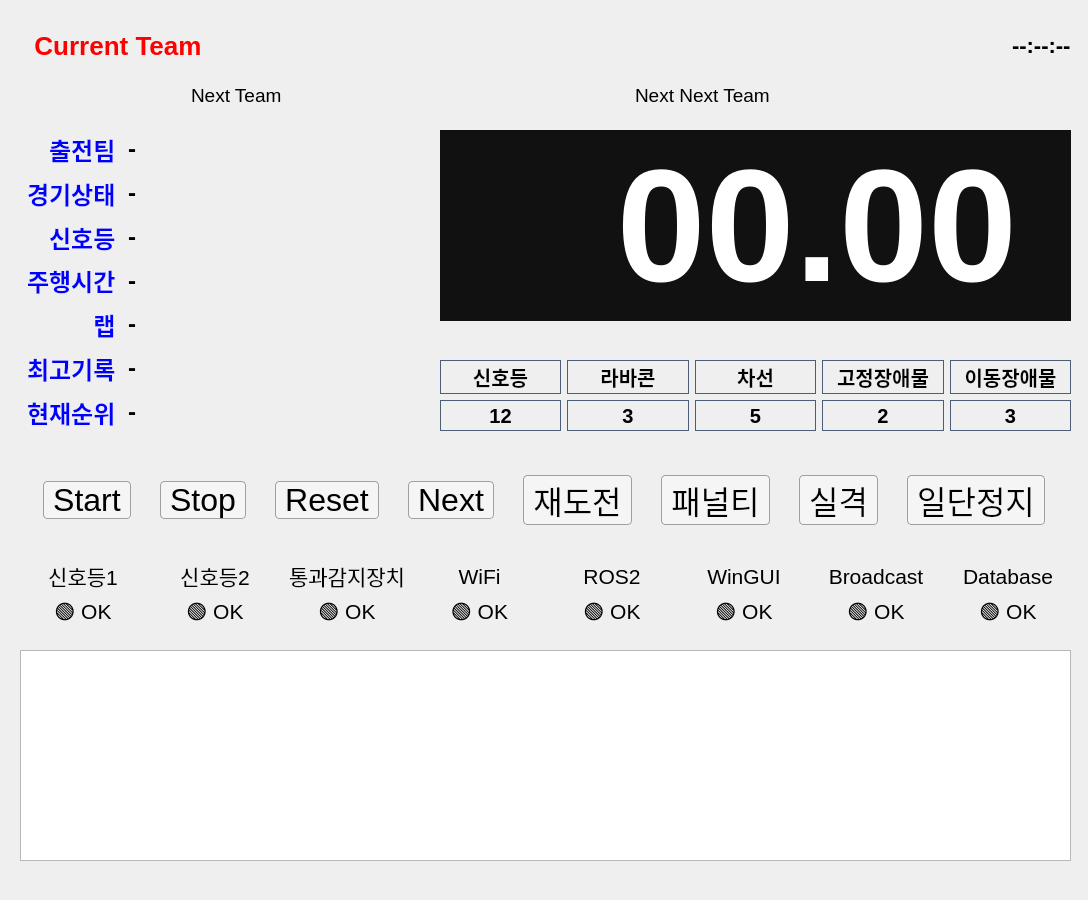
Above: src/gui/ui/main_window.ui from RaceSystem9/race-gui before the change. Below: the same form after it.
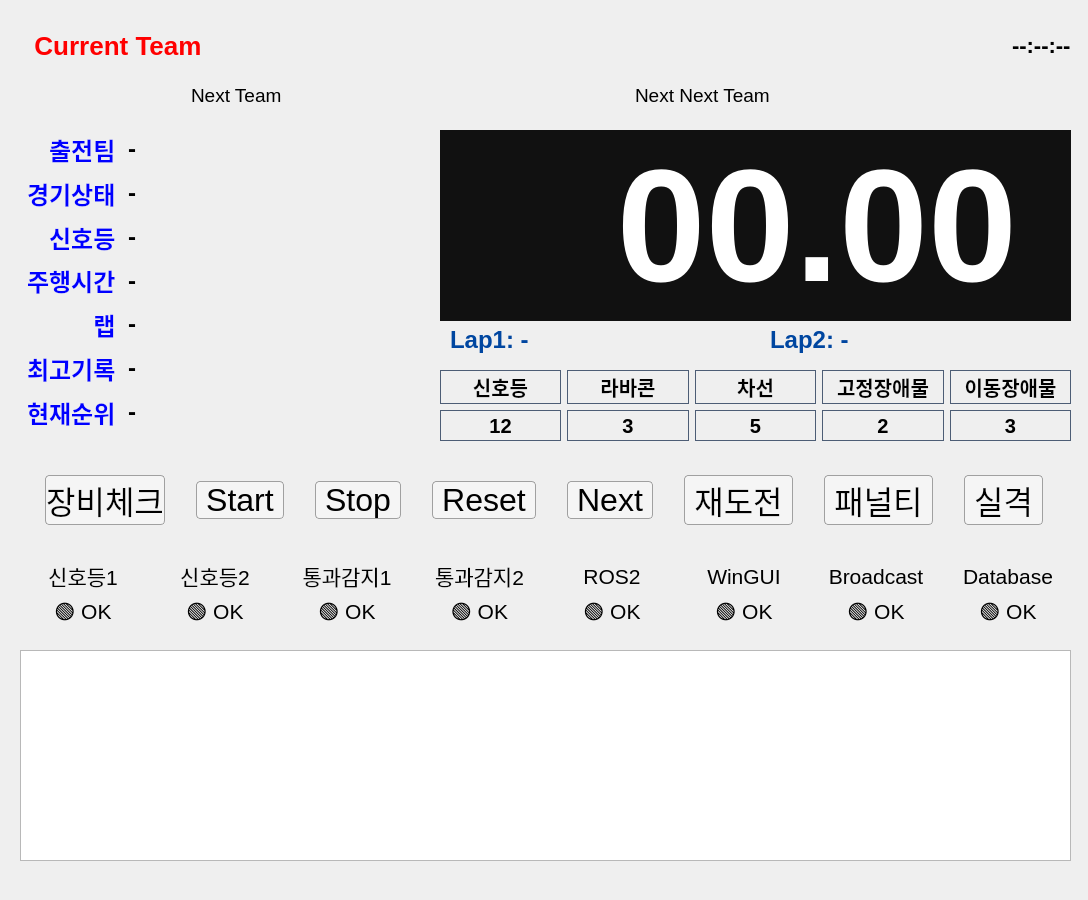
That is the form after the change.

Diff of the .ui file:
```diff
--- a/src/gui/ui/main_window.ui
+++ b/src/gui/ui/main_window.ui
@@ -39,6 +39,38 @@
      <set>Qt::AlignmentFlag::AlignRight|Qt::AlignmentFlag::AlignTrailing|Qt::AlignmentFlag::AlignVCenter</set>
     </property>
    </widget>
+   <widget class="QLabel" name="lblLap1TimerSmall">
+    <property name="geometry">
+     <rect>
+      <x>450</x>
+      <y>320</y>
+      <width>300</width>
+      <height>40</height>
+     </rect>
+    </property>
+    <property name="styleSheet">
+     <string notr="true">font-size: 24px; font-weight: bold; color: rgb(0, 70, 160);</string>
+    </property>
+    <property name="text">
+     <string>Lap1: -</string>
+    </property>
+   </widget>
+   <widget class="QLabel" name="lblLap2TimerSmall">
+    <property name="geometry">
+     <rect>
+      <x>770</x>
+      <y>320</y>
+      <width>300</width>
+      <height>40</height>
+     </rect>
+    </property>
+    <property name="styleSheet">
+     <string notr="true">font-size: 24px; font-weight: bold; color: rgb(0, 70, 160);</string>
+    </property>
+    <property name="text">
+     <string>Lap2: -</string>
+    </property>
+   </widget>
    <widget class="QListWidget" name="listLog">
     <property name="geometry">
      <rect>
@@ -393,6 +425,48 @@
      </font>
     </property>
     <layout class="QHBoxLayout" name="buttonsLayout">
+     <item>
+      <widget class="QPushButton" name="btnCheckDevice">
+       <property name="sizePolicy">
+        <sizepolicy hsizetype="Maximum" vsizetype="Fixed">
+         <horstretch>0</horstretch>
+         <verstretch>0</verstretch>
+        </sizepolicy>
+       </property>
+       <property name="font">
+        <font>
+         <pointsize>24</pointsize>
+        </font>
+       </property>
+       <property name="styleSheet">
+        <string notr="true">/* 기본 상태 */
+QPushButton {
+    border: 1px solid #a0a0a0;
+    border-radius: 4px;
+    background-color: #f5f5f5;
+}
+
+/* 마우스를 올렸을 때 (Hover) */
+QPushButton:hover {
+    border: 1px solid #3498db; /* 테두리를 파란색으로 변경 */
+    background-color: #e8f4fc; /* 배경색도 살짝 밝은 파란빛으로 변경 */
+}
+
+/* 버튼을 클릭하고 있을 때 (Pressed) */
+QPushButton:pressed {
+    border: 1px solid #2980b9; /* 진한 파란색 테두리 */
+    background-color: #d4e6f1; /* 조금 더 어두운 배경색 */
+}
+</string>
+       </property>
+       <property name="text">
+        <string>장비체크</string>
+       </property>
+       <property name="flat">
+        <bool>false</bool>
+       </property>
+      </widget>
+     </item>
      <item>
       <widget class="QPushButton" name="btnStart">
        <property name="sizePolicy">
@@ -687,48 +761,6 @@
        </property>
       </widget>
      </item>
-     <item>
-      <widget class="QPushButton" name="btnEmergency">
-       <property name="sizePolicy">
-        <sizepolicy hsizetype="Maximum" vsizetype="Fixed">
-         <horstretch>0</horstretch>
-         <verstretch>0</verstretch>
-        </sizepolicy>
-       </property>
-       <property name="font">
-        <font>
-         <pointsize>24</pointsize>
-        </font>
-       </property>
-       <property name="styleSheet">
-        <string notr="true">/* 기본 상태 */
-QPushButton {
-    border: 1px solid #a0a0a0;
-    border-radius: 4px;
-    background-color: #f5f5f5;
-}
-
-/* 마우스를 올렸을 때 (Hover) */
-QPushButton:hover {
-    border: 1px solid #3498db; /* 테두리를 파란색으로 변경 */
-    background-color: #e8f4fc; /* 배경색도 살짝 밝은 파란빛으로 변경 */
-}
-
-/* 버튼을 클릭하고 있을 때 (Pressed) */
-QPushButton:pressed {
-    border: 1px solid #2980b9; /* 진한 파란색 테두리 */
-    background-color: #d4e6f1; /* 조금 더 어두운 배경색 */
-}
-</string>
-       </property>
-       <property name="text">
-        <string> 일단정지 </string>
-       </property>
-       <property name="flat">
-        <bool>false</bool>
-       </property>
-      </widget>
-     </item>
     </layout>
    </widget>
    <widget class="QWidget" name="layoutWidget">
@@ -796,7 +828,7 @@
         <bool>false</bool>
        </property>
        <property name="text">
-        <string>통과감지장치</string>
+        <string>통과감지1</string>
        </property>
        <property name="alignment">
         <set>Qt::AlignmentFlag::AlignCenter</set>
@@ -925,7 +957,7 @@
         <bool>false</bool>
        </property>
        <property name="text">
-        <string>WiFi</string>
+        <string>통과감지2</string>
        </property>
        <property name="alignment">
         <set>Qt::AlignmentFlag::AlignCenter</set>
@@ -1171,7 +1203,7 @@
     <property name="geometry">
      <rect>
       <x>440</x>
-      <y>360</y>
+      <y>370</y>
       <width>631</width>
       <height>71</height>
      </rect>
```
Left out of the diff: 8 changed lines with no effect on the pictures.
